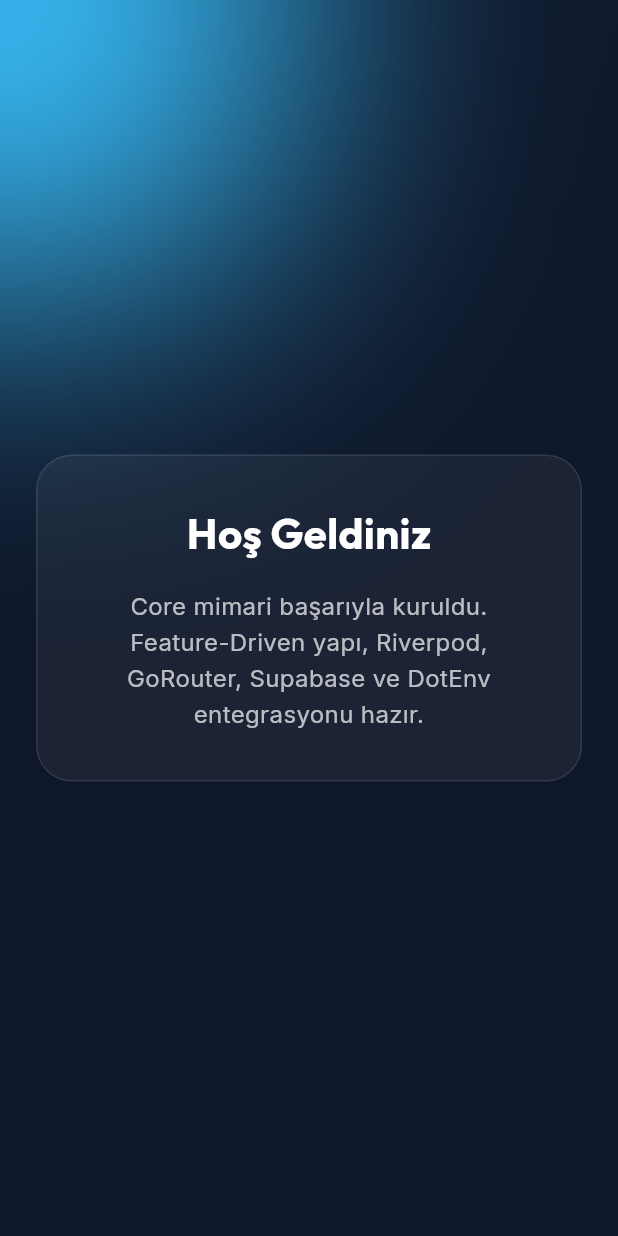
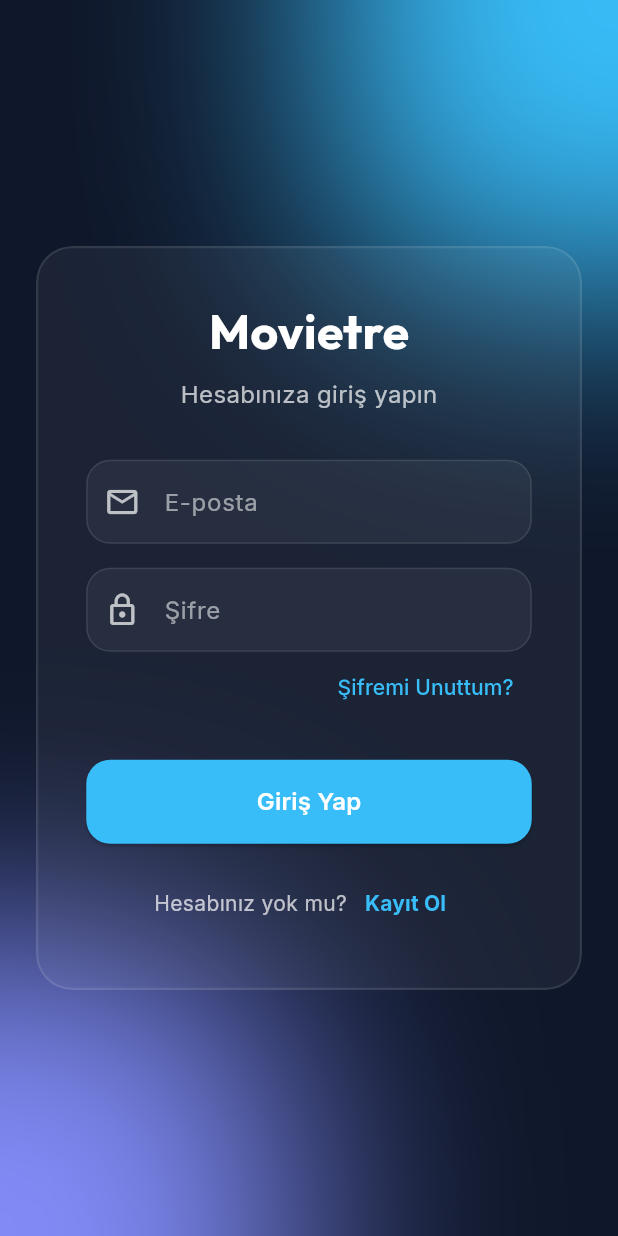
Before and after one commit to lightM3/Movieatre, a Flutter app: the screen it shows after launch, on a phone screen of 412 x 824 dp. Run offline on Flutter 3.47's test engine with Material 3 defaults, Android fonts, the light colour scheme and no system bars; our stand-ins replace flutter_riverpod, go_router, google_fonts, riverpod_annotation, supabase_flutter; accounts and stored records are empty; generated files the repository leaves out were written again.

Commit message:
feat: implement supabase auth flow, routing guards and user profile triggers

```diff
--- a/lib/core/routing/route_names.dart
+++ b/lib/core/routing/route_names.dart
@@ -1,9 +1,13 @@
 class RouteNames {
   static const String splash = 'splash';
   static const String home = 'home';
+  static const String login = 'login';
+  static const String register = 'register';
 }
 
 class RoutePaths {
   static const String splash = '/';
   static const String home = '/home';
+  static const String login = '/login';
+  static const String register = '/register';
 }
--- /dev/null
+++ b/lib/features/auth/presentation/login_screen.dart
@@ -0,0 +1,231 @@
+import 'dart:ui';
+import 'package:flutter/material.dart';
+import 'package:flutter_riverpod/flutter_riverpod.dart';
+import 'package:go_router/go_router.dart';
+import 'package:google_fonts/google_fonts.dart';
+import '../../../../core/routing/route_names.dart';
+import '../domain/auth_controller.dart';
+import 'widgets/auth_field.dart';
+import 'widgets/glass_container.dart';
+
+class LoginScreen extends ConsumerStatefulWidget {
+  const LoginScreen({super.key});
+
+  @override
+  ConsumerState<LoginScreen> createState() => _LoginScreenState();
+}
+
+class _LoginScreenState extends ConsumerState<LoginScreen> {
+  final _formKey = GlobalKey<FormState>();
+  final _emailController = TextEditingController();
+  final _passwordController = TextEditingController();
+
+  @override
+  void dispose() {
+    _emailController.dispose();
+    _passwordController.dispose();
+    super.dispose();
+  }
+
+  void _onSignIn() {
+    if (_formKey.currentState!.validate()) {
+      ref.read(authControllerProvider.notifier).signIn(
+        _emailController.text.trim(),
+        _passwordController.text,
+      );
+    }
+  }
+
+  void _onResetPassword() {
+    final email = _emailController.text.trim();
+    if (email.isEmpty || !email.contains('@')) {
+      ScaffoldMessenger.of(context).showSnackBar(
+        SnackBar(
+          content: Text(
+            'Lütfen şifre sıfırlama için geçerli bir e-posta girin.',
+            style: GoogleFonts.inter(color: Colors.white),
+          ),
+          backgroundColor: Colors.redAccent,
+        ),
+      );
+      return;
+    }
+    ref.read(authControllerProvider.notifier).resetPassword(email);
+  }
+
+  @override
+  Widget build(BuildContext context) {
+    ref.listen<AsyncValue<void>>(
+      authControllerProvider,
+      (previous, state) {
+        if (state.hasError && !state.isLoading) {
+          ScaffoldMessenger.of(context).showSnackBar(
+            SnackBar(
+              content: Text(
+                state.error.toString(),
+                style: GoogleFonts.inter(color: Colors.white),
+              ),
+              backgroundColor: Colors.redAccent,
+              behavior: SnackBarBehavior.floating,
+              shape: RoundedRectangleBorder(borderRadius: BorderRadius.circular(12)),
+            ),
+          );
+        } else if (previous != null && previous.isLoading && !state.isLoading && !state.hasError) {
+          // Success (can be reset password success or login success)
+          // GoRouter refreshListenable handles login redirect automatically.
+        }
+      },
+    );
+
+    final authState = ref.watch(authControllerProvider);
+
+    return Scaffold(
+      backgroundColor: const Color(0xFF0F172A),
+      body: Stack(
+        children: [
+          // Background blobs
+          Positioned(
+            top: -50,
+            right: -50,
+            child: Container(
+              width: 250,
+              height: 250,
+              decoration: const BoxDecoration(
+                shape: BoxShape.circle,
+                color: Color(0xFF38BDF8),
+              ),
+            ),
+          ),
+          Positioned(
+            bottom: -100,
+            left: -100,
+            child: Container(
+              width: 300,
+              height: 300,
+              decoration: const BoxDecoration(
+                shape: BoxShape.circle,
+                color: Color(0xFF818CF8),
+              ),
+            ),
+          ),
+          Positioned.fill(
+            child: BackdropFilter(
+              filter: ImageFilter.blur(sigmaX: 80, sigmaY: 80),
+              child: const SizedBox(),
+            ),
+          ),
+
+          SafeArea(
+            child: Center(
+              child: SingleChildScrollView(
+                padding: const EdgeInsets.symmetric(horizontal: 24.0),
+                child: GlassContainer(
+                  child: Form(
+                    key: _formKey,
+                    child: Column(
+                      mainAxisSize: MainAxisSize.min,
+                      children: [
+                        Text(
+                          'Movietre',
+                          style: GoogleFonts.outfit(
+                            fontSize: 32,
+                            fontWeight: FontWeight.bold,
+                            color: Colors.white,
+                          ),
+                        ),
+                        const SizedBox(height: 8),
+                        Text(
+                          'Hesabınıza giriş yapın',
+                          style: GoogleFonts.inter(
+                            color: Colors.white70,
+                            fontSize: 16,
+                          ),
+                        ),
+                        const SizedBox(height: 32),
+                        AuthField(
+                          controller: _emailController,
+                          hintText: 'E-posta',
+                          icon: Icons.email_outlined,
+                          validator: (val) => val != null && val.contains('@') ? null : 'Geçerli bir e-posta giriniz',
+                        ),
+                        const SizedBox(height: 16),
+                        AuthField(
+                          controller: _passwordController,
+                          hintText: 'Şifre',
+                          icon: Icons.lock_outline,
+                          isPassword: true,
+                          validator: (val) => val != null && val.length >= 6 ? null : 'Şifre en az 6 karakter olmalı',
+                        ),
+                        Align(
+                          alignment: Alignment.centerRight,
+                          child: TextButton(
+                            onPressed: authState.isLoading ? null : _onResetPassword,
+                            child: Text(
+                              'Şifremi Unuttum?',
+                              style: GoogleFonts.inter(color: const Color(0xFF38BDF8)),
+                            ),
+                          ),
+                        ),
+                        const SizedBox(height: 24),
+                        SizedBox(
+                          width: double.infinity,
+                          height: 56,
+                          child: ElevatedButton(
+                            onPressed: authState.isLoading ? null : _onSignIn,
+                            style: ElevatedButton.styleFrom(
+                              backgroundColor: const Color(0xFF38BDF8),
+                              foregroundColor: Colors.white,
+                              shape: RoundedRectangleBorder(
+                                borderRadius: BorderRadius.circular(16),
+                              ),
+                            ),
+                            child: authState.isLoading
+                                ? const SizedBox(
+                                    height: 24,
+                                    width: 24,
+                                    child: CircularProgressIndicator(
+                                      color: Colors.white,
+                                      strokeWidth: 2,
+                                    ),
+                                  )
+                                : Text(
+                                    'Giriş Yap',
+                                    style: GoogleFonts.inter(
+                                      fontSize: 16,
+                                      fontWeight: FontWeight.w600,
+                                    ),
+                                  ),
+                          ),
+                        ),
+                        const SizedBox(height: 16),
+                        Row(
+                          mainAxisAlignment: MainAxisAlignment.center,
+                          children: [
+                            Text(
+                              'Hesabınız yok mu?',
+                              style: GoogleFonts.inter(color: Colors.white70),
+                            ),
+                            TextButton(
+                              onPressed: () => context.goNamed(RouteNames.register),
+                              child: Text(
+                                'Kayıt Ol',
+                                style: GoogleFonts.inter(
+                                  color: const Color(0xFF38BDF8),
+                                  fontWeight: FontWeight.bold,
+                                ),
+                              ),
+                            ),
+                          ],
+                        ),
+                      ],
+                    ),
+                  ),
+                ),
+              ),
+            ),
+          ),
+        ],
+      ),
+    );
+  }
+}
--- /dev/null
+++ b/lib/features/auth/presentation/widgets/auth_field.dart
@@ -0,0 +1,49 @@
+import 'package:flutter/material.dart';
+import 'package:google_fonts/google_fonts.dart';
+
+class AuthField extends StatelessWidget {
+  final String hintText;
+  final IconData icon;
+  final bool isPassword;
+  final TextEditingController controller;
+  final String? Function(String?)? validator;
+
+  const AuthField({
+    super.key,
+    required this.hintText,
+    required this.icon,
+    required this.controller,
+    this.isPassword = false,
+    this.validator,
+  });
+
+  @override
+  Widget build(BuildContext context) {
+    return TextFormField(
+      controller: controller,
+      obscureText: isPassword,
+      style: GoogleFonts.inter(color: Colors.white),
+      validator: validator,
+      decoration: InputDecoration(
+        hintText: hintText,
+        hintStyle: GoogleFonts.inter(color: Colors.white54),
+        prefixIcon: Icon(icon, color: Colors.white70),
+        filled: true,
+        fillColor: Colors.white.withValues(alpha: 0.05),
+        border: OutlineInputBorder(
+          borderRadius: BorderRadius.circular(16),
+          borderSide: BorderSide.none,
+        ),
+        enabledBorder: OutlineInputBorder(
+          borderRadius: BorderRadius.circular(16),
+          borderSide: BorderSide(color: Colors.white.withValues(alpha: 0.1)),
+        ),
+        focusedBorder: OutlineInputBorder(
+          borderRadius: BorderRadius.circular(16),
+          borderSide: const BorderSide(color: Color(0xFF38BDF8)),
+        ),
+        errorStyle: GoogleFonts.inter(color: Colors.redAccent),
+      ),
+    );
+  }
+}
--- /dev/null
+++ b/lib/features/auth/presentation/widgets/glass_container.dart
@@ -0,0 +1,35 @@
+import 'dart:ui';
+import 'package:flutter/material.dart';
+
+class GlassContainer extends StatelessWidget {
+  final Widget child;
+  final EdgeInsetsGeometry padding;
+
+  const GlassContainer({
+    super.key,
+    required this.child,
+    this.padding = const EdgeInsets.all(32),
+  });
+
+  @override
+  Widget build(BuildContext context) {
+    return ClipRRect(
+      borderRadius: BorderRadius.circular(24),
+      child: BackdropFilter(
+        filter: ImageFilter.blur(sigmaX: 20, sigmaY: 20),
+        child: Container(
+          padding: padding,
+          decoration: BoxDecoration(
+            color: Colors.white.withValues(alpha: 0.05),
+            borderRadius: BorderRadius.circular(24),
+            border: Border.all(
+              color: Colors.white.withValues(alpha: 0.1),
+              width: 1.5,
+            ),
+          ),
+          child: child,
+        ),
+      ),
+    );
+  }
+}
--- a/lib/features/home/presentation/home_screen.dart
+++ b/lib/features/home/presentation/home_screen.dart
@@ -39,10 +39,10 @@
                 child: Container(
                   padding: const EdgeInsets.all(32),
                   decoration: BoxDecoration(
-                    color: Colors.white.withOpacity(0.05),
+                    color: Colors.white.withValues(alpha: 0.05),
                     borderRadius: BorderRadius.circular(24),
                     border: Border.all(
-                      color: Colors.white.withOpacity(0.1),
+                      color: Colors.white.withValues(alpha: 0.1),
                       width: 1,
                     ),
                   ),
```
Also changed, not shown: lib/core/routing/app_router.dart (+52 -0 lines), lib/features/auth/data/auth_repository.dart (added, +62 -0 lines), lib/features/auth/domain/auth_controller.dart (added, +48 -0 lines), lib/features/auth/presentation/register_screen.dart (added, +238 -0 lines), lib/features/splash/presentation/splash_screen.dart (+7 -1 lines), lib/core/routing/app_router.g.dart, lib/features/auth/data/auth_repository.g.dart (added), lib/features/auth/domain/auth_controller.g.dart (added), 2 other files.
